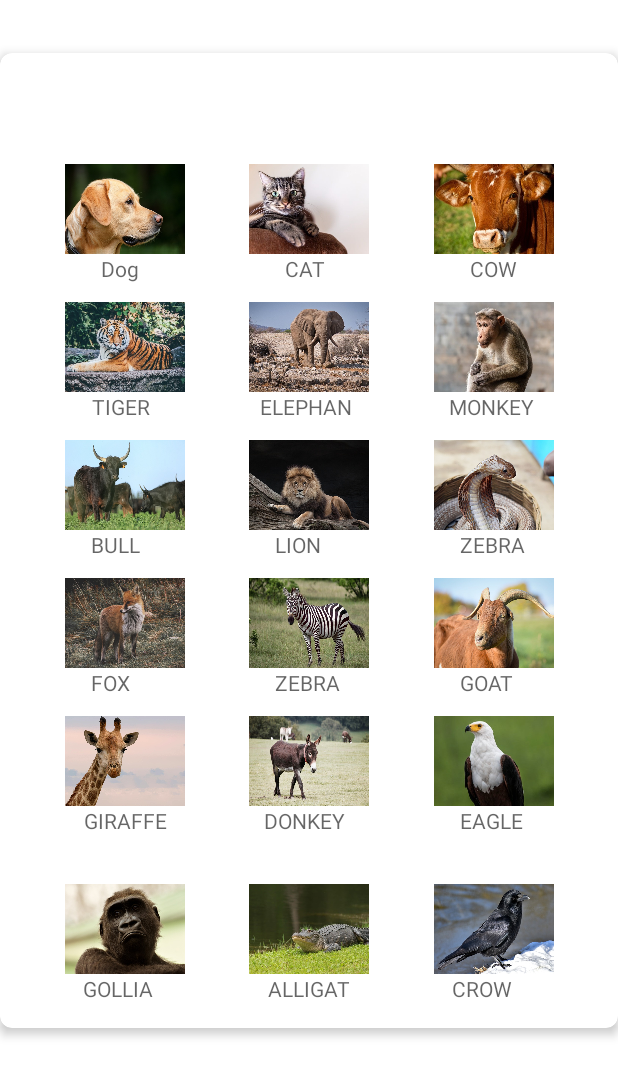
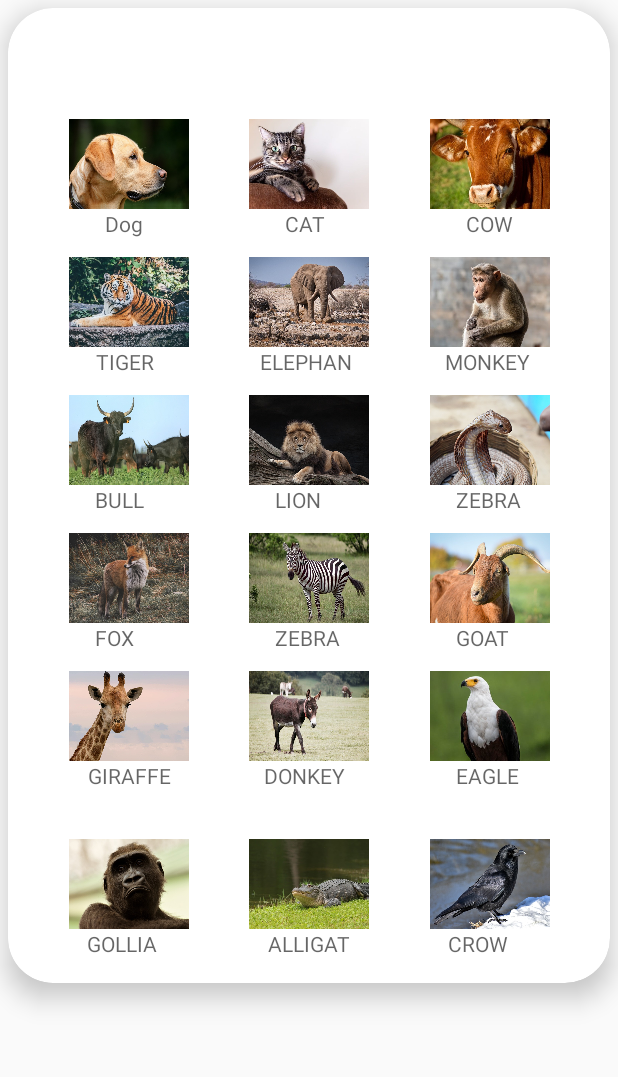
Before and after one commit to Markhande/Children-Learning-App, an Android app: the Animal screen opened directly, with no data from a screen before it, on a phone screen of 412 x 824 dp. Shown: the top 1077 px of the screen. Run offline under Robolectric (Android 15) with nearby library versions, the phone set to English and light mode, and no system bars.

Commit message:
UI polish

```diff
--- a/app/src/main/res/layout/activity_animal.xml
+++ b/app/src/main/res/layout/activity_animal.xml
@@ -4,9 +4,10 @@
     xmlns:tools="http://schemas.android.com/tools"
     android:layout_width="match_parent"
     android:layout_height="wrap_content"
-    android:layout_marginTop="35dp"
-    app:cardCornerRadius="8dp"
-    app:cardElevation="4dp">
+    android:layout_margin="5dp"
+    android:layout_marginTop="40dp"
+    app:cardCornerRadius="30dp"
+    app:cardElevation="10dp">
 
     <ScrollView
         android:layout_width="match_parent"
--- a/app/src/main/res/layout/activity_home.xml
+++ b/app/src/main/res/layout/activity_home.xml
@@ -11,7 +11,7 @@
     <ScrollView
         android:layout_width="match_parent"
         android:layout_height="wrap_content"
-        android:layout_marginTop="10dp"
+        android:layout_marginTop="20dp"
         android:paddingBottom="20dp">
 
         <LinearLayout
--- a/app/src/main/res/values/styles.xml
+++ b/app/src/main/res/values/styles.xml
@@ -3,7 +3,7 @@
 <resources>
 
     <!-- Base application theme -->
-    <style name="AppTheme" parent="Theme.AppCompat.Light.DarkActionBar">
+    <style name="AppTheme" parent="Theme.AppCompat.DayNight.NoActionBar">
         <!-- Customize your theme here. -->
         <item name="colorPrimary">@color/colorPrimary</item>
         <item name="colorPrimaryDark">@color/colorPrimaryDark</item>
```
Also changed, not shown: app/src/main/AndroidManifest.xml (+8 -1 lines).
